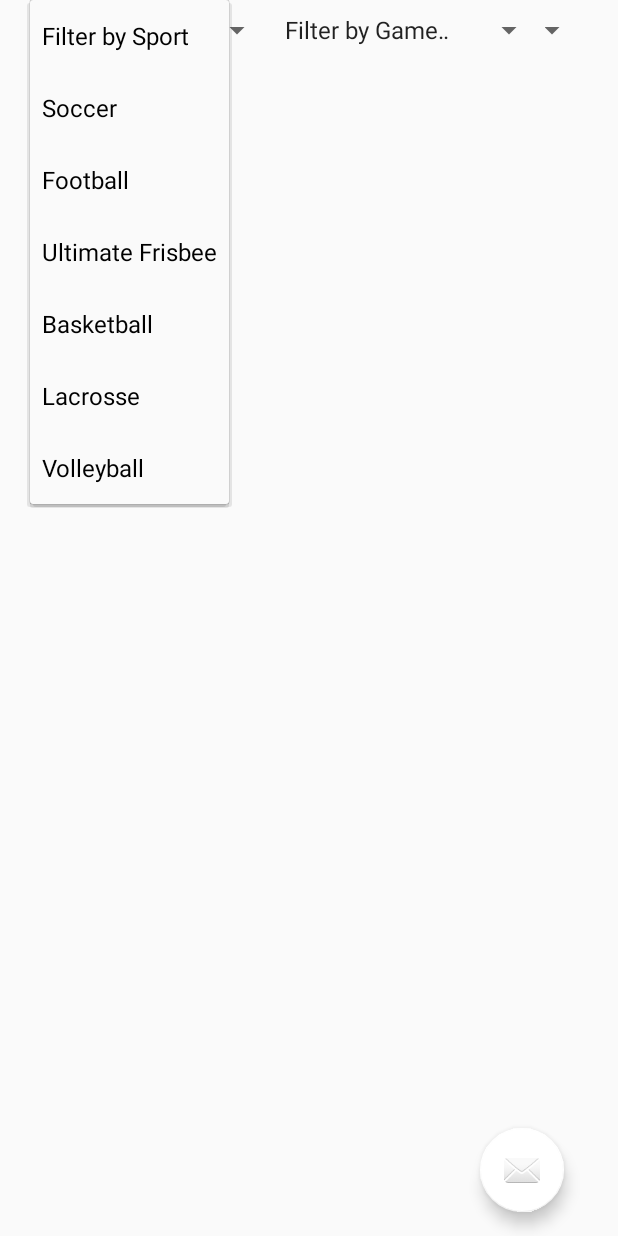
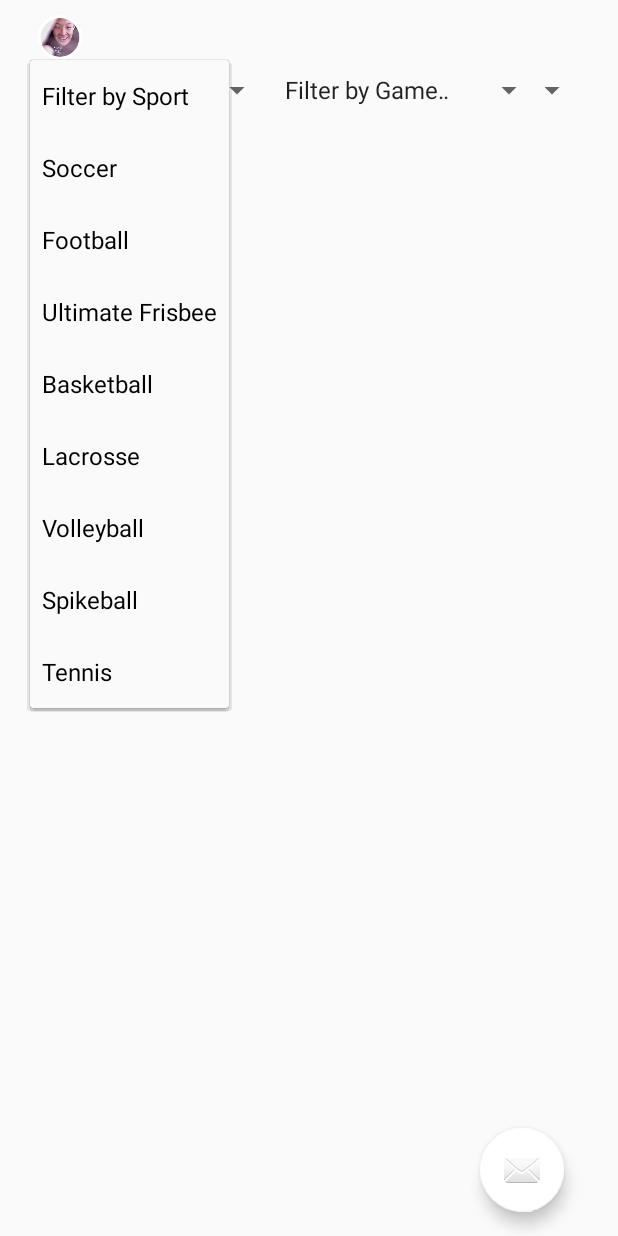
Before and after one commit to HubMaster9000/pickUp, an Android app: the Available_Games screen opened directly, with no data from a screen before it, after a tap on an icon or button, on a phone screen of 412 x 824 dp. Run offline under Robolectric (Android 15) with nearby library versions, the phone set to English and light mode, and no system bars; our stand-ins replace CircleImageView.

Commit message:
After google login, sends to game page. Google pic put on top left and name on top

```diff
--- a/app/src/main/java/org/danielsoares/pickupapp/Activities/Available_Games.java
+++ b/app/src/main/java/org/danielsoares/pickupapp/Activities/Available_Games.java
@@ -1,17 +1,22 @@
 package org.danielsoares.pickupapp.Activities;
 
+import android.net.Uri;
 import android.os.Bundle;
 import android.support.design.widget.FloatingActionButton;
 import android.support.design.widget.Snackbar;
 import android.support.v7.app.AppCompatActivity;
-import android.support.v7.widget.Toolbar;
 import android.view.View;
 import android.widget.AdapterView;
+import android.widget.ArrayAdapter;
 import android.widget.Spinner;
-import android.widget.ArrayAdapter;
+import android.widget.TextView;
 import android.widget.Toast;
 
+import com.google.android.gms.auth.api.signin.GoogleSignInAccount;
+
 import org.danielsoares.pickupapp.R;
+
+import de.hdodenhof.circleimageview.CircleImageView;
 
 public class Available_Games extends AppCompatActivity implements AdapterView.OnItemSelectedListener {
 
@@ -35,6 +40,30 @@ public class Available_Games extends AppCompatActivity implements AdapterView.On
             }
         });
 
+        // Initialize Spinners
+        initialSpinners();
+
+        // Initialize views in xml
+        TextView prof_name = (TextView) findViewById(R.id.account_Name);
+        CircleImageView prof_pic = (CircleImageView) findViewById(R.id.account_Pic);
+
+        // Pull Google account info
+        GoogleSignInAccount account = (GoogleSignInAccount) getIntent().getParcelableExtra("Account");
+        if (account == null) {
+            // Take info from non-google login
+        }
+        else {
+            // Google Login info
+            String name = account.getDisplayName();
+            String img_URL = account.getPhotoUrl().toString();
+
+            // Put info into xml
+            prof_name.setText(name);
+            prof_pic.setImageURI(Uri.parse(img_URL));
+        }
+    }
+
+    private void initialSpinners() {
         // Initialize Spinner for Sports
         sportsDropDown = (Spinner) findViewById(R.id.sport_list);
         sportsDropDown.setOnItemSelectedListener(this);
--- a/app/src/main/java/org/danielsoares/pickupapp/Activities/Game_Class.java
+++ b/app/src/main/java/org/danielsoares/pickupapp/Activities/Game_Class.java
@@ -71,6 +71,11 @@ public class Game_Class implements Comparable<Game_Class> {
         return endTime;
     }
 
+    // Distance from game to player
+    public double distanceTo(Location player) {
+        return 0.0;
+    }
+
     // Allows us to sort by starting time
     // When sorted, games ALWAYS sort by starting time
     public int compareTo(Game_Class game) {
--- a/app/src/main/java/org/danielsoares/pickupapp/Activities/Login.java
+++ b/app/src/main/java/org/danielsoares/pickupapp/Activities/Login.java
@@ -199,23 +199,23 @@ public class Login extends AppCompatActivity implements View.OnClickListener, Go
         textInputEditTextPassword.setText(null);
     }
 
+    // What to do if login successful or failed
     private void handleResult(GoogleSignInResult result) {
+        // If login is successful, change activity, send account info to next activity
         if (result.isSuccess()) {
             GoogleSignInAccount account = result.getSignInAccount();
-            String name = account.getDisplayName();
-            String email = account.getEmail();
-            String img_URL = account.getPhotoUrl().toString();
+            Intent signin = new Intent(getApplicationContext(), Available_Games.class);
+            getIntent().putExtra("Account", account);
+            startActivity(signin);
         }
         else {
         }
     }
 
-    // [START signIn]
     private void signIn() {
         Intent signInIntent = Auth.GoogleSignInApi.getSignInIntent(mGoogleApiClient);
         startActivityForResult(signInIntent, RC_SIGN_IN);
     }
-    // [END signIn]
 
     @Override
     protected void onActivityResult(int requestCode, int resultCode, Intent data) {
--- a/app/src/main/res/layout/activity_available__games.xml
+++ b/app/src/main/res/layout/activity_available__games.xml
@@ -11,7 +11,32 @@
 
     <LinearLayout
         android:layout_width="match_parent"
+        android:layout_height="40dp">
+
+        <de.hdodenhof.circleimageview.CircleImageView
+            android:id="@+id/account_Pic"
+            android:layout_width="40dp"
+            android:layout_height="40dp"
+            android:layout_gravity="center"
+            android:layout_marginTop="0dp"
+            android:paddingTop="10dp"
+            android:src="@drawable/youngtiger"
+            app:civ_border_color="#FFFFFF"
+            app:civ_border_width="2dp" />
+
+        <TextView
+            android:id="@+id/account_Name"
+            android:layout_width="match_parent"
+            android:layout_height="match_parent"
+            android:layout_marginRight="40dp"
+            />
+
+    </LinearLayout>
+    <LinearLayout
+        android:layout_width="match_parent"
         android:layout_height="40dp"
+        android:layout_marginTop="40dp"
+        android:orientation="horizontal"
         android:weightSum="3">
 
         <Spinner
--- a/app/src/main/res/layout/activity_profile_page.xml
+++ b/app/src/main/res/layout/activity_profile_page.xml
@@ -15,6 +15,8 @@
         <LinearLayout
             android:layout_width="match_parent"
             android:layout_height="220dp"
+            android:layout_alignParentStart="true"
+            android:layout_alignParentTop="true"
             android:background="@drawable/gradientbackground"
             android:orientation="vertical">
 
@@ -22,8 +24,8 @@
                 android:id="@+id/imageview_account_profile"
                 android:layout_width="150dp"
                 android:layout_height="120dp"
+                android:layout_gravity="center"
                 android:paddingTop="10dp"
-                android:layout_gravity="center"
                 android:src="@drawable/youngtiger"
                 app:civ_border_color="#FFFFFF"
                 app:civ_border_width="2dp" />
--- a/app/src/main/res/values/strings.xml
+++ b/app/src/main/res/values/strings.xml
@@ -20,12 +20,14 @@
         <item>Basketball</item>
         <item>Lacrosse</item>
         <item>Volleyball</item>
+        <item>Spikeball</item>
+        <item>Tennis</item>
     </string-array>
     <string-array name="all_distances">
         <item>Filter by Distance</item>
-        <item>0 - 1 miles</item>
-        <item>1 - 3 miles</item>
-        <item>3 - 10 miles</item>
+        <item>0 – 1 miles</item>
+        <item>1 – 3 miles</item>
+        <item>3 – 10 miles</item>
         <item>10+ miles</item>
     </string-array>
     <string-array name="all_sizes">
```
